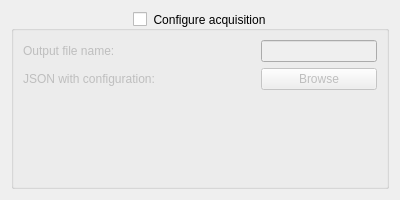
Qt form designer/acquisition_config.ui (pulp-bio/biogui) before a commit.
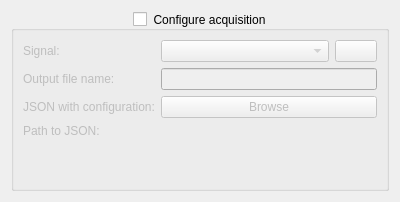
The same form after that commit. Icons and pictures are not drawn.

Commit message: Major changes in acquisition and svm training

Diff of the .ui file:
```diff
--- a/designer/acquisition_config.ui
+++ b/designer/acquisition_config.ui
@@ -7,7 +7,7 @@
     <x>0</x>
     <y>0</y>
     <width>400</width>
-    <height>200</height>
+    <height>202</height>
    </rect>
   </property>
   <property name="windowTitle">
@@ -28,46 +28,76 @@
      <property name="checked">
       <bool>false</bool>
      </property>
-     <layout class="QVBoxLayout" name="verticalLayout_3">
-      <item>
-       <layout class="QGridLayout" name="gridLayout" columnstretch="2,1">
+     <layout class="QFormLayout" name="formLayout">
         <item row="0" column="0">
          <widget class="QLabel" name="label1">
           <property name="text">
+         <string>Signal:</string>
+        </property>
+       </widget>
+      </item>
+      <item row="2" column="0">
+       <widget class="QLabel" name="label2">
+        <property name="text">
            <string>Output file name:</string>
           </property>
          </widget>
         </item>
-        <item row="0" column="1">
+      <item row="2" column="1">
          <widget class="QLineEdit" name="acquisitionTextField">
           <property name="toolTip">
            <string>If no name is provided, one based on the timestamp will be used</string>
           </property>
          </widget>
         </item>
-        <item row="1" column="0">
-         <widget class="QLabel" name="label2">
+      <item row="4" column="0">
+       <widget class="QLabel" name="label3">
           <property name="text">
            <string>JSON with configuration:</string>
           </property>
          </widget>
         </item>
-        <item row="1" column="1">
+      <item row="4" column="1">
          <widget class="QPushButton" name="browseJSONButton">
           <property name="text">
            <string>Browse</string>
           </property>
          </widget>
         </item>
+      <item row="6" column="0">
+       <widget class="QLabel" name="label4">
+        <property name="text">
+         <string>Path to JSON:</string>
+        </property>
+       </widget>
+      </item>
+      <item row="6" column="1">
+       <widget class="QLabel" name="configJSONPathLabel">
+        <property name="text">
+         <string/>
+        </property>
+       </widget>
+      </item>
+      <item row="0" column="1">
+       <layout class="QHBoxLayout" name="horizontalLayout" stretch="4,1">
+        <item>
+         <widget class="QComboBox" name="signalComboBox"/>
+        </item>
+        <item>
+         <widget class="QPushButton" name="rescanSignalsButton">
+          <property name="toolTip">
+           <string>Rescan signals</string>
+          </property>
+          <property name="text">
+           <string/>
+          </property>
+          <property name="icon">
+           <iconset theme="view-refresh"/>
+          </property>
+         </widget>
+        </item>
        </layout>
       </item>
-      <item>
-       <widget class="QLabel" name="JSONLabel">
-        <property name="text">
-         <string/>
-        </property>
-       </widget>
-      </item>
      </layout>
     </widget>
    </item>
```
Lines whose indentation alone changed are shown as unchanged. The commit also changes 13 other files.
